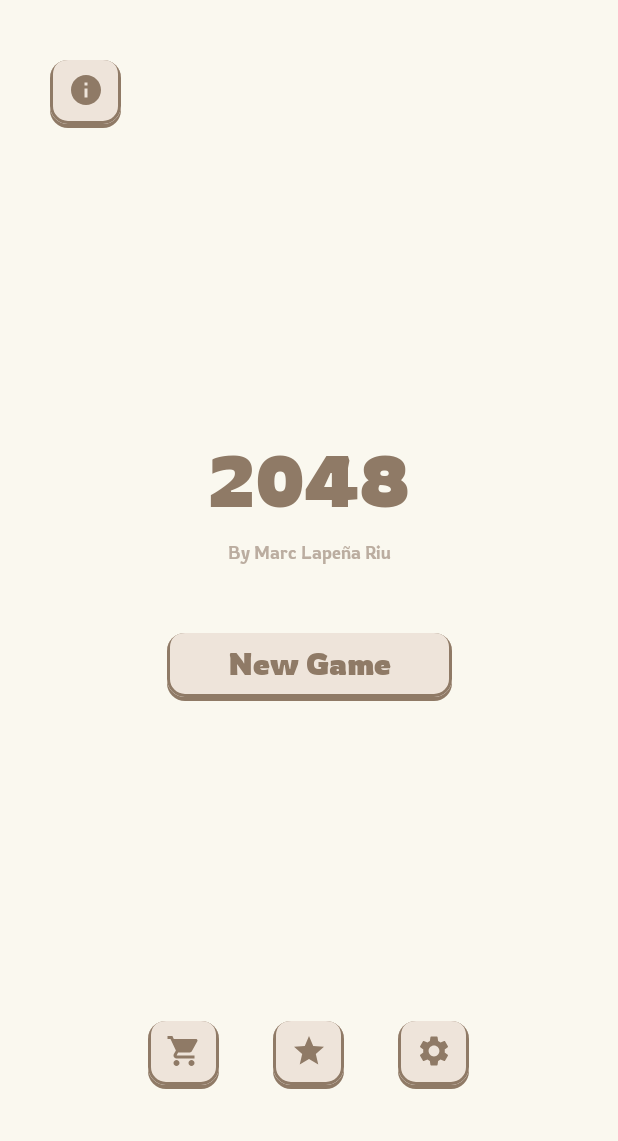
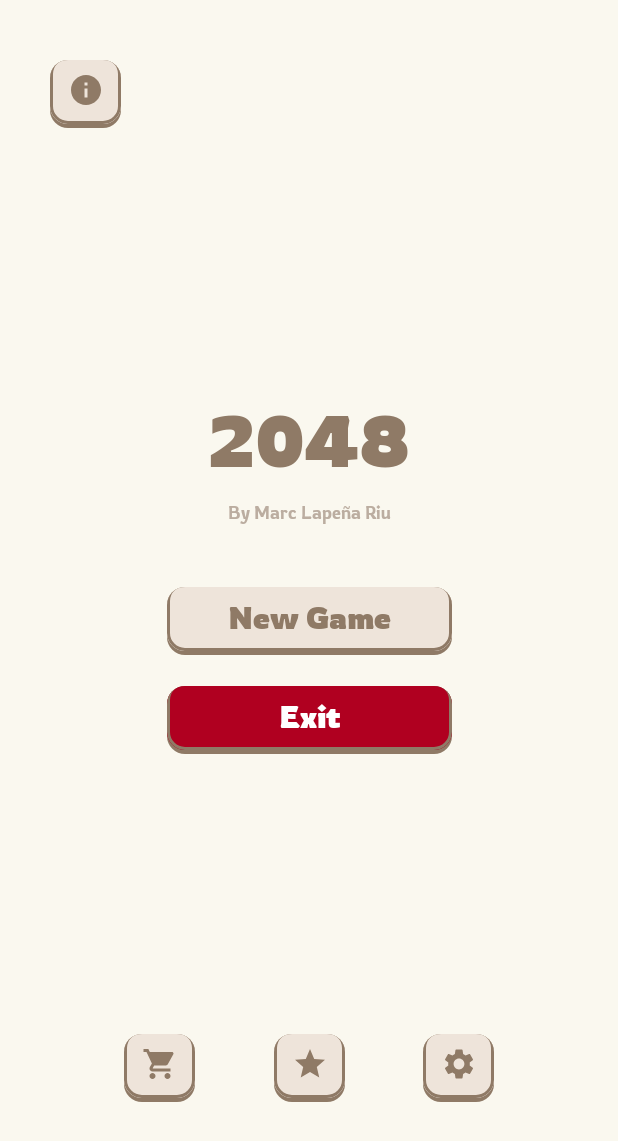
Before and after one commit to Jakon-Dev/Android-2048-GAME, an Android app built with Jetpack Compose: the screen it shows after launch (MainActivity), on a phone screen of 412 x 824 dp. Shown: the top 1141 px of the screen. Run offline under Robolectric (Android 15) with nearby library versions, the phone set to English and light mode, and no system bars.

Commit message:
ExitButtons

```diff
--- a/app/src/main/java/com/jakondev/a2048_game/ui/navigation/MainMenu.kt
+++ b/app/src/main/java/com/jakondev/a2048_game/ui/navigation/MainMenu.kt
@@ -1,27 +1,28 @@
 package com.jakondev.a2048_game.ui.navigation
 
-import android.content.res.Resources
+import android.app.Activity
+import android.content.res.Configuration
+import android.util.Log
 import androidx.compose.foundation.layout.*
 import androidx.compose.material.icons.Icons
-import androidx.compose.material.icons.filled.Info
-import androidx.compose.material.icons.filled.Settings
-import androidx.compose.material.icons.filled.ShoppingCart
-import androidx.compose.material.icons.filled.Star
+import androidx.compose.material.icons.filled.*
 import androidx.compose.material3.*
 import androidx.compose.runtime.Composable
 import androidx.compose.ui.Alignment
 import androidx.compose.ui.Modifier
+import androidx.compose.ui.platform.LocalConfiguration
+import androidx.compose.ui.platform.LocalContext
+import androidx.compose.ui.res.stringResource
+import androidx.compose.ui.text.font.FontWeight
 import androidx.compose.ui.unit.dp
 import androidx.compose.ui.unit.sp
-import androidx.compose.ui.res.stringResource
-import androidx.compose.ui.text.font.FontWeight
 import androidx.navigation.NavController
 import com.example.game2048.R
 import com.jakondev.a2048_game.ui.theme.main.Rowdies
 import com.jakondev.a2048_game.ui.theme.main.getPalette
 import com.jakondev.a2048_game.util.StylizedButton
+import com.jakondev.a2048_game.util.exitButton
 import com.jakondev.a2048_game.viewmodel.GameViewModel
-
 
 @Composable
 fun MainMenu(
@@ -29,14 +30,12 @@ fun MainMenu(
     viewModel: GameViewModel,
     navController: NavController
 ) {
-    val isLandscape = Resources.getSystem().configuration.orientation == 0
+    val isLandscape = LocalConfiguration.current.orientation == Configuration.ORIENTATION_LANDSCAPE
 
     Surface(
         modifier = Modifier.fillMaxSize(),
         color = getPalette().background
-    )
-    {
-
+    ) {
         Column(
             modifier = Modifier
                 .fillMaxSize()
@@ -44,17 +43,37 @@ fun MainMenu(
             verticalArrangement = Arrangement.Top,
             horizontalAlignment = Alignment.CenterHorizontally
         ) {
+            InfoButton(navController)
+            Spacer(modifier = Modifier.weight(if (isLandscape) 0.5f else 1.5f))
+
+            GameTitle()
+
+            MainMenuButtons(
+                time = time,
+                viewModel = viewModel,
+                navController = navController,
+                isLandscape = isLandscape
+            )
+
+            Spacer(modifier = Modifier.weight(if (isLandscape) 1.8f else 1.5f))
+
+            BottomNavigationRow(navController)
+
+            Spacer(modifier = Modifier.weight(0.5f))
+        }
+    }
+}
+
+@Composable
+fun InfoButton(navController: NavController) {
     Row(
-                modifier = Modifier
-                    .fillMaxWidth(),
+        modifier = Modifier.fillMaxWidth(),
         horizontalArrangement = Arrangement.Start,
         verticalAlignment = Alignment.CenterVertically
-            ){
+    ) {
         StylizedButton(
             text = "",
-                    onClick = {
-                        navController.navigate("info")
-                              },
+            onClick = { navController.navigate("info") },
             buttonWidth = 50.dp,
             buttonHeight = 50.dp,
             size = 40.dp,
@@ -68,9 +87,10 @@ fun MainMenu(
             }
         )
     }
+}
 
-            Spacer(modifier = Modifier.weight(1.5f))
-
+@Composable
+fun GameTitle() {
     Text(
         text = "2048",
         fontSize = 48.sp,
@@ -79,7 +99,6 @@ fun MainMenu(
         color = getPalette().tertiary,
         style = MaterialTheme.typography.headlineMedium
     )
-
     Text(
         text = "By Marc Lapeña Riu",
         fontSize = 12.sp,
@@ -88,122 +107,120 @@ fun MainMenu(
         color = getPalette().secondary,
         style = MaterialTheme.typography.headlineMedium
     )
+}
+
+@Composable
+fun MainMenuButtons(
+    time: Int,
+    viewModel: GameViewModel,
+    navController: NavController,
+    isLandscape: Boolean
+) {
+    val context = LocalContext.current
+
+    val buttonConfigs = buildList {
+        add(
+            StylizedButtonConfig(
+                label = stringResource(id = R.string.start_new_game),
+                onClick = { navController.navigate("game_settings") }
+            )
+        )
+        if (time > 0) {
+            add(
+                StylizedButtonConfig(
+                    label = stringResource(id = R.string.resume_game),
+                    onClick = {
+                        Log.d("MainMenu", "Time value: $time")
+                        viewModel.resumeTimer()
+                        navController.navigate("game")
+                    }
+                )
+            )
+        }
+    }
 
     if (isLandscape) {
-                Spacer(modifier = Modifier.weight(0.5f))
+        Row(
+            modifier = Modifier
+                .fillMaxWidth()
+                .padding(vertical = 16.dp),
+            horizontalArrangement = Arrangement.SpaceEvenly,
+            verticalAlignment = Alignment.CenterVertically
+        ) {
+            buttonConfigs.forEach { MenuButton(it) }
+            exitButton(
+                width = 200.dp,
+                height = 50.dp,
+                textSize = 20.sp,
+            )
+        }
     } else {
-                Spacer(modifier = Modifier.weight(0.2f))
+        Column(
+            verticalArrangement = Arrangement.spacedBy(16.dp),
+            horizontalAlignment = Alignment.CenterHorizontally,
+            modifier = Modifier.padding(top = 24.dp)
+        ) {
+            buttonConfigs.forEach { MenuButton(it) }
+            exitButton(
+                width = 200.dp,
+                height = 50.dp,
+                textSize = 20.sp,
+            )
+        }
+    }
 }
 
 
-            StylizedButton(
-                text = stringResource(id = R.string.start_new_game),
-                onClick = {
-                    navController.navigate("game_settings")
-                },
-                buttonWidth = 200.dp,
-                buttonHeight = 50.dp,
-                size = 40.dp,
-                textSize = 20.sp,
+@Composable
+fun BottomNavigationRow(navController: NavController) {
+    Row(
+        modifier = Modifier.fillMaxWidth(),
+        horizontalArrangement = Arrangement.SpaceEvenly,
+        verticalAlignment = Alignment.CenterVertically
+    ) {
+        val buttons = listOf(
+            Triple(Icons.Filled.ShoppingCart, R.string.shop, "shop"),
+            Triple(Icons.Filled.Star, R.string.achievements, "achievements"),
+            Triple(Icons.Filled.Settings, R.string.settings, "settings")
         )
 
-
-            if (time > 0) {
-                if (isLandscape) {
-                    Spacer(modifier = Modifier.weight(0.3f))
-                } else {
-                    Spacer(modifier = Modifier.weight(0.05f))
-                }
-
-                StylizedButton(
-                    text = stringResource(id = R.string.resume_game),
-                    onClick = {
-                        viewModel.resumeTimer()
-                        navController.navigate("game")
-                    },
-                    buttonWidth = 200.dp,
-                    buttonHeight = 50.dp,
-                    size = 40.dp,
-                    textSize = 20.sp,
-                )
-
-            }
-
-            if (isLandscape) {
-                Spacer(modifier = Modifier.weight(1.8f))
-            } else {
-                Spacer(modifier = Modifier.weight(1.5f))
-            }
-
-            Row {
-                Spacer(modifier = Modifier.weight(2f))
-
+        buttons.forEach { (icon, resId, route) ->
             StylizedButton(
                 text = "",
-                    onClick = {
-                        navController.navigate("shop")
-                    },
+                onClick = { navController.navigate(route) },
                 buttonWidth = 50.dp,
                 buttonHeight = 50.dp,
                 size = 40.dp,
                 textSize = 20.sp,
                 icon = {
                     Icon(
-                            imageVector = Icons.Filled.ShoppingCart,
-                            contentDescription = stringResource(R.string.shop),
+                        imageVector = icon,
+                        contentDescription = stringResource(resId),
                         tint = getPalette().tertiary
                     )
                 }
             )
+        }
+    }
+}
 
-                Spacer(modifier = Modifier.weight(1f))
-
+@Composable
+fun MenuButton(config: StylizedButtonConfig) {
     StylizedButton(
-                    text = "",
-                    onClick = {
-                        navController.navigate("achievements")
-                    },
-                    buttonWidth = 50.dp,
+        text = config.label,
+        onClick = config.onClick,
+        buttonWidth = 200.dp,
         buttonHeight = 50.dp,
         size = 40.dp,
         textSize = 20.sp,
-                    icon = {
-                        Icon(
-                            imageVector = Icons.Filled.Star,
-                            contentDescription = stringResource(R.string.achievements),
-                            tint = getPalette().tertiary
+        buttonColor = config.color ?: getPalette().surface,
+        textColor = config.textColor ?: getPalette().tertiary
     )
 }
+
+data class StylizedButtonConfig(
+    val label: String,
+    val onClick: () -> Unit,
+    val color: androidx.compose.ui.graphics.Color? = null,
+    val textColor: androidx.compose.ui.graphics.Color? = null
 )
-
-                Spacer(modifier = Modifier.weight(1f))
-
-                StylizedButton(
-                    text = "",
-                    onClick = {
-                        navController.navigate("settings")
-                    },
-                    buttonWidth = 50.dp,
-                    buttonHeight = 50.dp,
-                    size = 40.dp,
-                    textSize = 20.sp,
-                    icon = {
-                        Icon(
-                            imageVector = Icons.Filled.Settings,
-                            contentDescription = stringResource(R.string.settings),
-                            tint = getPalette().tertiary
-                        )
-                    }
-                )
-
-                Spacer(modifier = Modifier.weight(2f))
-            }
-
-
-
-
-            Spacer(modifier = Modifier.weight(0.5f))
-        }
-
-    }
-}
--- a/app/src/main/java/com/jakondev/a2048_game/util/StylizedButton.kt
+++ b/app/src/main/java/com/jakondev/a2048_game/util/StylizedButton.kt
@@ -1,5 +1,6 @@
 package com.jakondev.a2048_game.util
 
+import android.app.Activity
 import androidx.compose.animation.core.animateFloatAsState
 import androidx.compose.animation.core.tween
 import androidx.compose.foundation.background
@@ -23,6 +24,8 @@ import androidx.compose.ui.Alignment
 import androidx.compose.ui.Modifier
 import androidx.compose.ui.draw.clip
 import androidx.compose.ui.input.pointer.pointerInput
+import androidx.compose.ui.platform.LocalContext
+import androidx.compose.ui.res.stringResource
 import androidx.compose.ui.semantics.contentDescription
 import androidx.compose.ui.semantics.semantics
 import androidx.compose.ui.text.font.FontWeight
@@ -30,6 +33,7 @@ import androidx.compose.ui.unit.Dp
 import androidx.compose.ui.unit.TextUnit
 import androidx.compose.ui.unit.dp
 import androidx.compose.ui.unit.sp
+import com.example.game2048.R
 import com.jakondev.a2048_game.ui.theme.main.Rowdies
 import com.jakondev.a2048_game.ui.theme.main.getPalette
 
@@ -47,6 +51,7 @@ fun StylizedButton(
     buttonColor: androidx.compose.ui.graphics.Color = getPalette().surface,
     outlineColor: androidx.compose.ui.graphics.Color = getPalette().tertiary,
     icon: @Composable (() -> Unit)? = null,
+    textColor: androidx.compose.ui.graphics.Color = getPalette().tertiary
 ) {
     var pressed by remember { mutableStateOf(false) }
 
@@ -118,7 +123,7 @@ fun StylizedButton(
                         fontSize = textSize,
                         fontFamily = Rowdies,
                         fontWeight = FontWeight.Bold,
-                        color = outlineColor
+                        color = textColor
                     )
                 }
             }
@@ -144,3 +149,23 @@ fun BackStylizedButton(
         }
     )
 }
+
+@Composable
+fun exitButton(
+    width: Dp = 100.dp,
+    height: Dp = 50.dp,
+    textSize: TextUnit = 18.sp
+) {
+    val activity = getActivity()
+    StylizedButton(
+        text = stringResource(R.string.exit),
+        onClick = {
+            activity.finishAffinity()
+        },
+        buttonWidth = width,
+        buttonHeight = height,
+        textSize = textSize,
+        textColor = getPalette().onError,
+        buttonColor = getPalette().error,
+    )
+}
--- /dev/null
+++ b/app/src/main/java/com/jakondev/a2048_game/util/getActivity.kt
@@ -0,0 +1,16 @@
+package com.jakondev.a2048_game.util
+
+import android.app.Activity
+import android.content.ContextWrapper
+import androidx.compose.runtime.Composable
+import androidx.compose.ui.platform.LocalContext
+
+@Composable
+fun getActivity(): Activity {
+    var context = LocalContext.current
+    while (context is ContextWrapper) {
+        if (context is Activity) return context
+        context = context.baseContext
+    }
+    throw IllegalStateException("LocalContext is not an Activity")
+}
--- a/app/src/main/java/com/jakondev/a2048_game/viewmodel/GameViewModel.kt
+++ b/app/src/main/java/com/jakondev/a2048_game/viewmodel/GameViewModel.kt
@@ -121,7 +121,7 @@ class GameViewModel : ViewModel() {
     // -------------------------
 
     fun resetGame() {
-        val newBoard = SampleBoards().empty
+        val newBoard = SampleBoards().almostLost
         repeat(2) { addRandomTile(newBoard) }
         _board.value = newBoard
         _prevBoard.value = newBoard.map { it.clone() }.toTypedArray()
--- a/app/src/main/res/values/strings.xml
+++ b/app/src/main/res/values/strings.xml
@@ -35,5 +35,6 @@
     <string name="mode_20_min">20 Minutes</string>
     <string name="mode_30_min">30 Minutes</string>
     <string name="time_remaining">Time remaining: %1$s</string>
+    <string name="exit">Exit</string>
 
 </resources>
```
Also changed, not shown: app/src/main/java/com/jakondev/a2048_game/ui/game/GameScreen.kt (+30 -8 lines), 2 other files. Lines whose indentation alone changed are shown as unchanged.
